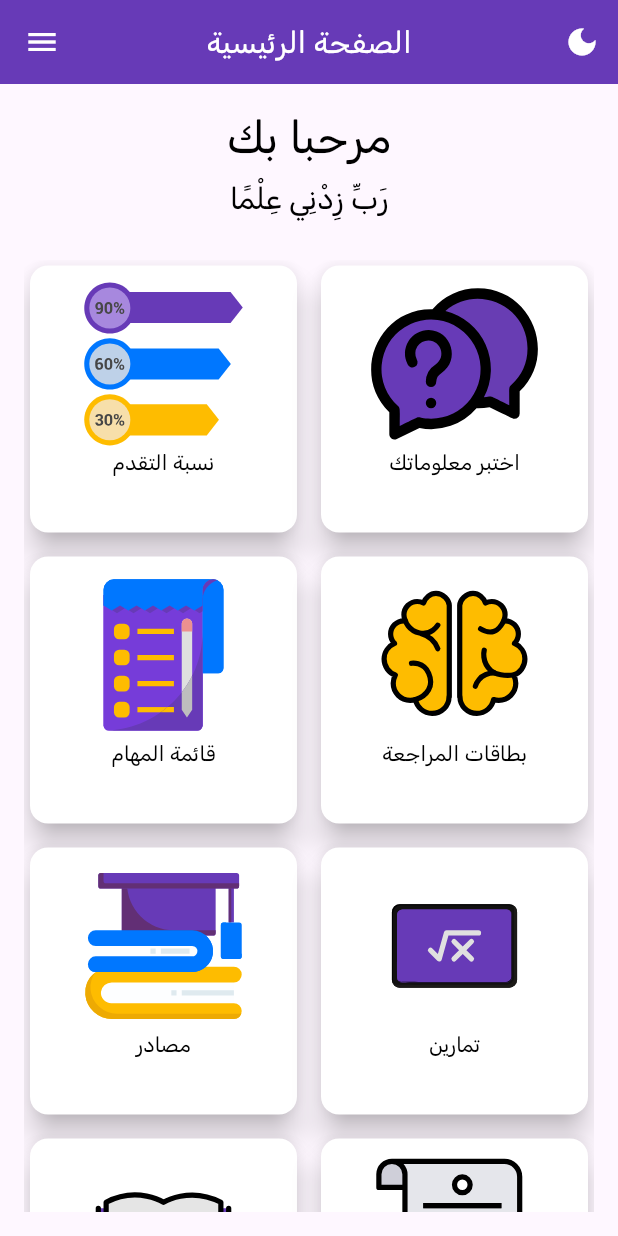
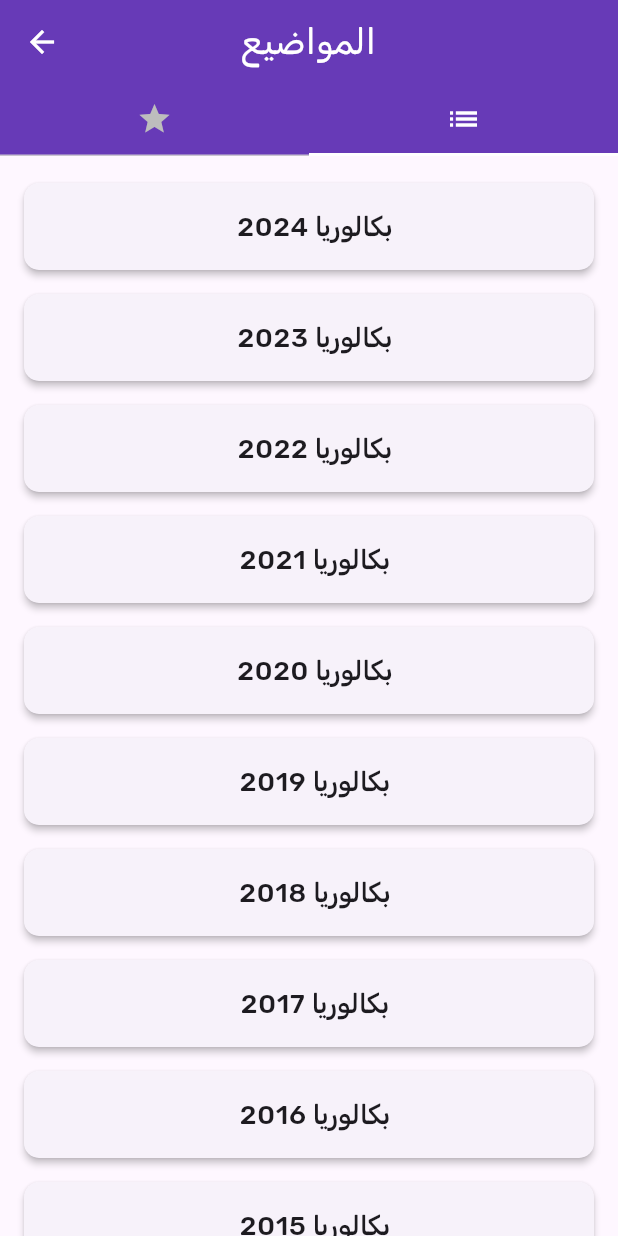
Before and after one commit to mohammed-el-amine-kichah/bac-helper-science, a Flutter app: the screen it shows after launch, after a tap on "مواضيع و حلول", on a phone screen of 412 x 824 dp. Run offline on Flutter 3.47's test engine with Material 3 defaults, Android fonts, the phone set to English and light mode, and no system bars; our stand-ins replace animated_splash_screen, flip_card, flutter_animate, flutter_svg, lottie, shared_preferences and 1 more; accounts and stored records are empty.

Commit message:
download subjects ui

```diff
--- /dev/null
+++ b/lib/screens/bac_exams_and_solutions.dart
@@ -0,0 +1,305 @@
+import 'package:bac_helper_sc/provider/dark_mode.dart';
+import 'package:flutter/material.dart';
+import 'package:provider/provider.dart';
+
+class BacExamsAndSolutions extends StatefulWidget {
+  const BacExamsAndSolutions({super.key});
+
+  @override
+  State<BacExamsAndSolutions> createState() => _BacExamsAndSolutionsState();
+}
+
+class _BacExamsAndSolutionsState extends State<BacExamsAndSolutions>
+    with SingleTickerProviderStateMixin {
+  final Map<int, List<Subject>> subjectsByYear = {};
+  late TabController _tabController;
+  //final FirebaseStorage storage = FirebaseStorage.instance;
+
+  @override
+  void initState() {
+    super.initState();
+    // Initialize TabController
+    _tabController = TabController(length: 2, vsync: this, initialIndex: 1);
+    _tabController.addListener(() {
+      setState(() {
+        // No need to update _index manually, just rebuild UI
+      });
+    });
+    fetchSubjects();
+  }
+
+  @override
+  void dispose() {
+    _tabController.dispose(); // Dispose TabController when widget is disposed
+    super.dispose();
+  }
+
+  Future<void> fetchSubjects() async {
+    // Fetch subjects from Firebase Storage
+    // This is a placeholder implementation
+    for (int year = 2024; year >= 2008; year--) {
+      subjectsByYear[year] = [
+        Subject(name: 'علوم الطبيعة و الحياة', downloaded: false),
+        Subject(name: 'الرياضيات', downloaded: false),
+        Subject(name: 'العلوم الفيزيائية', downloaded: false),
+        Subject(name: 'اللغة العربية', downloaded: false),
+        Subject(name: 'الفلسفة', downloaded: false),
+        Subject(name: 'الإجتماعيات', downloaded: false),
+        Subject(name: 'العلوم الإسلامية', downloaded: false),
+        Subject(name: 'اللغة الفرنسية', downloaded: false),
+        Subject(name: 'اللغة الانجليزية', downloaded: false),
+        Subject(name: 'اللغة الأمازيغية', downloaded: false),
+      ];
+    }
+    setState(() {});
+  }
+
+  Future<void> downloadSubject(int year, Subject subject) async {
+    // Implement download logic here
+    // For now, we'll just toggle the downloaded state
+    setState(() {
+      subject.downloaded = true;
+    });
+  }
+
+  void openSubject(int year, Subject subject) {
+    // Implement open logic here
+    print('Opening ${subject.name} for year $year');
+  }
+
+  @override
+  Widget build(BuildContext context) {
+    bool dark = Provider.of<ThemeNotifier>(context).isDarkMode;
+    return SafeArea(
+      child: DefaultTabController(
+        length: 2,
+        initialIndex: 1,
+        child: Scaffold(
+          appBar: AppBar(
+            leading: GestureDetector(
+                child: const Icon(
+                  Icons.arrow_back,
+                  color: Colors.white,
+                ),
+                onTap: () {
+                  Navigator.pop(context);
+                }),
+            centerTitle: true,
+            backgroundColor: Colors.deepPurple,
+            title: Text(
+              _tabController.index == 1 ? 'المواضيع' : 'الحلول',
+              style: TextStyle(color: Colors.white, fontSize: 24),
+            ),
+            bottom: TabBar(
+              indicatorColor: Colors.white,
+              indicatorSize: TabBarIndicatorSize.values.first,
+              labelColor: Colors.white,
+              unselectedLabelColor: Colors.grey[400],
+              controller: _tabController,
+              tabs: [
+                Tab(
+                    icon: Icon(
+                  Icons.star,
+                )),
+                Tab(
+                    icon: Icon(
+                  Icons.list,
+                )),
+              ],
+            ),
+          ),
+          body: TabBarView(
+            controller: _tabController,
+            children: [
+              Directionality(
+                textDirection: TextDirection.rtl,
+                child: Column(
+                  children: [
+                    Expanded(
+                      child: ListView.builder(
+                        padding: const EdgeInsets.symmetric(
+                            vertical: 10,
+                            horizontal: 16), // Adds padding around the ListView
+                        itemCount: subjectsByYear.length,
+                        itemBuilder: (context, index) {
+                          final year = subjectsByYear.keys.elementAt(index);
+                          final subjects = subjectsByYear[year]!;
+
+                          return Card(
+                            // Wrap each ExpansionTile in a Card for elevation effect
+                            margin: const EdgeInsets.symmetric(
+                                vertical: 8.0), // Adds space between cards
+                            elevation: 2, // Adds shadow to the card
+                            shape: RoundedRectangleBorder(
+                              borderRadius: BorderRadius.circular(
+                                  10), // Rounded corners for the card
+                            ),
+                            child: Theme(
+                              data: Theme.of(context)
+                                  .copyWith(dividerColor: Colors.transparent),
+                              child: ExpansionTile(
+                                showTrailingIcon: false,
+                                title: Text(
+                                  'بكالوريا $year',
+                                  textAlign: TextAlign.center,
+                                  style: const TextStyle(
+                                    fontSize: 18,
+                                    fontWeight: FontWeight.w500,
+                                  ),
+                                ),
+                                iconColor: dark
+                                    ? Colors.white
+                                    : Colors
+                                        .black, // Changes the icon color of ExpansionTile
+                                // collapsedIconColor: Colors.deepPurple, // Changes the icon color when collapsed
+                                children: subjects.map((subject) {
+                                  return ListTile(
+                                    title: Text(
+                                      subject.name,
+                                      style: const TextStyle(
+                                        fontSize: 16,
+                                        fontWeight: FontWeight.w500,
+                                      ),
+                                    ),
+                                    subtitle: const Text(
+                                      'الموضوع 1 + 2',
+                                      style: TextStyle(
+                                        fontSize: 14,
+                                        color: Colors
+                                            .grey, // Changes subtitle text color
+                                      ),
+                                    ),
+                                    trailing: IconButton(
+                                      icon: Icon(
+                                        subject.downloaded
+                                            ? Icons.file_open_rounded
+                                            : Icons.cloud_download,
+                                        color: subject.downloaded
+                                            ? Colors.deepPurpleAccent
+                                            : dark
+                                                ? Colors.white70
+                                                : Colors
+                                                    .black87, // Changes icon color based on downloaded state
+                                      ),
+                                      onPressed: () {
+                                        if (subject.downloaded) {
+                                          openSubject(year, subject);
+                                        } else {
+                                          downloadSubject(year, subject);
+                                        }
+                                      },
+                                    ),
+                                  );
+                                }).toList(),
+                              ),
+                            ),
+                          );
+                        },
+                      ),
+                    ),
+                  ],
+                ),
+              ),
+              Directionality(
+                textDirection: TextDirection.rtl,
+                child: Column(
+                  children: [
+                    Expanded(
+                      child: ListView.builder(
+                        padding: const EdgeInsets.symmetric(
+                            vertical: 10,
+                            horizontal: 16), // Adds padding around the ListView
+                        itemCount: subjectsByYear.length,
+                        itemBuilder: (context, index) {
+                          final year = subjectsByYear.keys.elementAt(index);
+                          final subjects = subjectsByYear[year]!;
+
+                          return Card(
+                            // Wrap each ExpansionTile in a Card for elevation effect
+                            margin: const EdgeInsets.symmetric(
+                                vertical: 8.0), // Adds space between cards
+                            elevation: 2, // Adds shadow to the card
+                            shape: RoundedRectangleBorder(
+                              borderRadius: BorderRadius.circular(
+                                  10), // Rounded corners for the card
+                            ),
+                            child: Theme(
+                              data: Theme.of(context)
+                                  .copyWith(dividerColor: Colors.transparent),
+                              child: ExpansionTile(
+                                showTrailingIcon: false,
+                                title: Text(
+                                  'بكالوريا $year',
+                                  textAlign: TextAlign.center,
+                                  style: const TextStyle(
+                                    fontSize: 18,
+                                    fontWeight: FontWeight.w500,
+                                  ),
+                                ),
+                                iconColor: dark
+                                    ? Colors.white
+                                    : Colors
+                                        .black, // Changes the icon color of ExpansionTile
+                                // collapsedIconColor: Colors.deepPurple, // Changes the icon color when collapsed
+                                children: subjects.map((subject) {
+                                  return ListTile(
+                                    title: Text(
+                                      subject.name,
+                                      style: const TextStyle(
+                                        fontSize: 16,
+                                        fontWeight: FontWeight.w500,
+                                      ),
+                                    ),
+                                    subtitle: const Text(
+                                      'الموضوع 1 + 2',
+                                      style: TextStyle(
+                                        fontSize: 14,
+                                        color: Colors
+                                            .grey, // Changes subtitle text color
+                                      ),
+                                    ),
+                                    trailing: IconButton(
+                                      icon: Icon(
+                                        subject.downloaded
+                                            ? Icons.file_open_rounded
+                                            : Icons.cloud_download,
+                                        color: subject.downloaded
+                                            ? Colors.deepPurpleAccent
+                                            : dark
+                                            ? Colors.white70
+                                            : Colors
+                                            .black87, // Changes icon color based on downloaded state
+                                      ),
+                                      onPressed: () {
+                                        if (subject.downloaded) {
+                                          openSubject(year, subject);
+                                        } else {
+                                          downloadSubject(year, subject);
+                                        }
+                                      },
+                                    ),
+                                  );
+                                }).toList(),
+                              ),
+                            ),
+                          );
+                        },
+                      ),
+                    ),
+                  ],
+                ),
+              ),
+            ],
+          ),
+        ),
+      ),
+    );
+  }
+}
+
+class Subject {
+  final String name;
+  bool downloaded;
+
+  Subject({required this.name, this.downloaded = false});
+}
--- a/lib/screens/home_page.dart
+++ b/lib/screens/home_page.dart
@@ -1,6 +1,7 @@
 
 
 import 'package:bac_helper_sc/components/feature_card.dart';
+import 'package:bac_helper_sc/screens/bac_exams_and_solutions.dart';
 import 'package:bac_helper_sc/screens/modules_screen.dart';
 import 'package:bac_helper_sc/screens/quiz_selection_screen.dart';
 import 'package:flutter/material.dart';
@@ -202,6 +203,7 @@ class HomePage extends StatelessWidget {
                          imageAsset:  'assets/images/sujet_bac.svg',
                          title: 'مواضيع و حلول',
                          onTap: (){
+                           Navigator.push(context, MaterialPageRoute(builder: (context) => BacExamsAndSolutions()));
 
                          }
                      ),
--- a/lib/screens/modules_screen.dart
+++ b/lib/screens/modules_screen.dart
@@ -28,7 +28,6 @@ class ModulesScreen extends StatelessWidget {
       Subject(name: 'اللغة الانجليزية', asset: 'assets/images/lessons.svg'),
       Subject(name: 'التاريخ', asset: 'assets/images/lessons.svg'),
       Subject(name: 'الجغرافيا', asset: 'assets/images/lessons.svg'),
-
       Subject(name: 'العلوم الاسلامية', asset: 'assets/images/lessons.svg'),
       Subject(name: 'الفلسفة', asset: 'assets/images/lessons.svg'),
     ];
```
